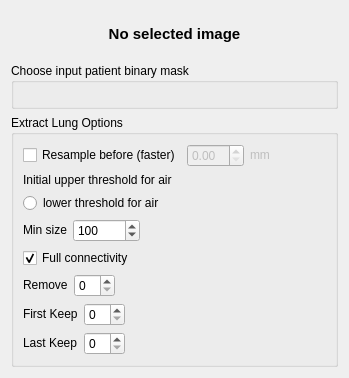
Above: vv/qt_ui/vvToolExtractLung.ui from open-vv/vv before the change. Below: the same form after it.
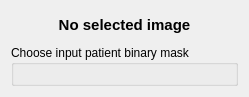
That is the form after the change. Custom widgets are drawn as their Qt base class.

The edit to the form file:
```diff
--- a/vv/qt_ui/vvToolExtractLung.ui
+++ b/vv/qt_ui/vvToolExtractLung.ui
@@ -6,8 +6,8 @@
    <rect>
     <x>0</x>
     <y>0</y>
-    <width>349</width>
-    <height>378</height>
+    <width>249</width>
+    <height>97</height>
    </rect>
   </property>
   <property name="windowTitle">
@@ -46,260 +46,9 @@
      </layout>
     </widget>
    </item>
-   <item>
-    <widget class="QGroupBox" name="mOptionsBox">
-     <property name="title">
-      <string>Extract Lung Options</string>
-     </property>
-     <layout class="QVBoxLayout" name="verticalLayout_2">
-      <item>
-       <layout class="QHBoxLayout" name="horizontalLayout_5">
-        <item>
-         <widget class="QCheckBox" name="mFullConnectivityCheckBox_2">
-          <property name="text">
-           <string>Resample before (faster)</string>
-          </property>
-          <property name="checked">
-           <bool>false</bool>
-          </property>
-          <property name="tristate">
-           <bool>false</bool>
-          </property>
-         </widget>
-        </item>
-        <item>
-         <widget class="QDoubleSpinBox" name="mSamplingSpinBox">
-          <property name="enabled">
-           <bool>false</bool>
-          </property>
-         </widget>
-        </item>
-        <item>
-         <widget class="QLabel" name="dimensionStaticLabel_6">
-          <property name="enabled">
-           <bool>false</bool>
-          </property>
-          <property name="sizePolicy">
-           <sizepolicy hsizetype="Fixed" vsizetype="Fixed">
-            <horstretch>0</horstretch>
-            <verstretch>0</verstretch>
-           </sizepolicy>
-          </property>
-          <property name="text">
-           <string>mm</string>
-          </property>
-         </widget>
-        </item>
-        <item>
-         <spacer name="horizontalSpacer_5">
-          <property name="orientation">
-           <enum>Qt::Horizontal</enum>
-          </property>
-          <property name="sizeHint" stdset="0">
-           <size>
-            <width>40</width>
-            <height>20</height>
-           </size>
-          </property>
-         </spacer>
-        </item>
-       </layout>
-      </item>
-      <item>
-       <layout class="QGridLayout" name="gridLayout_2">
-        <item row="2" column="2">
-         <widget class="vvIntensityValueSlider" name="mThresholdSlider2" native="true">
-          <property name="enabled">
-           <bool>false</bool>
-          </property>
-         </widget>
-        </item>
-        <item row="1" column="1">
-         <widget class="QLabel" name="label_2">
-          <property name="text">
-           <string>Initial upper threshold for air</string>
-          </property>
-         </widget>
-        </item>
-        <item row="1" column="2">
-         <widget class="vvIntensityValueSlider" name="mThresholdSlider1" native="true"/>
-        </item>
-        <item row="2" column="1">
-         <widget class="QRadioButton" name="mRadioButtonLowerThan">
-          <property name="text">
-           <string>lower threshold for air</string>
-          </property>
-          <property name="autoExclusive">
-           <bool>false</bool>
-          </property>
-         </widget>
-        </item>
-       </layout>
-      </item>
-      <item>
-       <layout class="QHBoxLayout" name="horizontalLayout_4">
-        <item>
-         <widget class="QLabel" name="dimensionStaticLabel_2">
-          <property name="sizePolicy">
-           <sizepolicy hsizetype="Fixed" vsizetype="Fixed">
-            <horstretch>0</horstretch>
-            <verstretch>0</verstretch>
-           </sizepolicy>
-          </property>
-          <property name="text">
-           <string>Min size</string>
-          </property>
-         </widget>
-        </item>
-        <item>
-         <widget class="QSpinBox" name="mMinSizeSpinBox">
-          <property name="maximum">
-           <number>999999</number>
-          </property>
-          <property name="value">
-           <number>100</number>
-          </property>
-         </widget>
-        </item>
-        <item>
-         <spacer name="horizontalSpacer">
-          <property name="orientation">
-           <enum>Qt::Horizontal</enum>
-          </property>
-          <property name="sizeHint" stdset="0">
-           <size>
-            <width>40</width>
-            <height>20</height>
-           </size>
-          </property>
-         </spacer>
-        </item>
-       </layout>
-      </item>
-      <item>
-       <widget class="QCheckBox" name="mFullConnectivityCheckBox">
-        <property name="text">
-         <string>Full connectivity</string>
-        </property>
-        <property name="checked">
-         <bool>true</bool>
-        </property>
-        <property name="tristate">
-         <bool>true</bool>
-        </property>
-       </widget>
-      </item>
-      <item>
-       <layout class="QHBoxLayout" name="horizontalLayout_2">
-        <item>
-         <widget class="QLabel" name="dimensionStaticLabel_3">
-          <property name="sizePolicy">
-           <sizepolicy hsizetype="Fixed" vsizetype="Fixed">
-            <horstretch>0</horstretch>
-            <verstretch>0</verstretch>
-           </sizepolicy>
-          </property>
-          <property name="text">
-           <string>Remove</string>
-          </property>
-         </widget>
-        </item>
-        <item>
-         <widget class="QSpinBox" name="mBackgroundValueSpinBox"/>
-        </item>
-        <item>
-         <spacer name="horizontalSpacer_4">
-          <property name="orientation">
-           <enum>Qt::Horizontal</enum>
-          </property>
-          <property name="sizeHint" stdset="0">
-           <size>
-            <width>40</width>
-            <height>20</height>
-           </size>
-          </property>
-         </spacer>
-        </item>
-       </layout>
-      </item>
-      <item>
-       <layout class="QHBoxLayout" name="horizontalLayout_3">
-        <item>
-         <widget class="QLabel" name="dimensionStaticLabel_4">
-          <property name="sizePolicy">
-           <sizepolicy hsizetype="Fixed" vsizetype="Fixed">
-            <horstretch>0</horstretch>
-            <verstretch>0</verstretch>
-           </sizepolicy>
-          </property>
-          <property name="text">
-           <string>First Keep</string>
-          </property>
-         </widget>
-        </item>
-        <item>
-         <widget class="QSpinBox" name="mBackgroundValueSpinBox_2"/>
-        </item>
-        <item>
-         <spacer name="horizontalSpacer_3">
-          <property name="orientation">
-           <enum>Qt::Horizontal</enum>
-          </property>
-          <property name="sizeHint" stdset="0">
-           <size>
-            <width>40</width>
-            <height>20</height>
-           </size>
-          </property>
-         </spacer>
-        </item>
-       </layout>
-      </item>
-      <item>
-       <layout class="QHBoxLayout" name="horizontalLayout">
-        <item>
-         <widget class="QLabel" name="dimensionStaticLabel_5">
-          <property name="sizePolicy">
-           <sizepolicy hsizetype="Fixed" vsizetype="Fixed">
-            <horstretch>0</horstretch>
-            <verstretch>0</verstretch>
-           </sizepolicy>
-          </property>
-          <property name="text">
-           <string>Last Keep</string>
-          </property>
-         </widget>
-        </item>
-        <item>
-         <widget class="QSpinBox" name="mBackgroundValueSpinBox_3"/>
-        </item>
-        <item>
-         <spacer name="horizontalSpacer_2">
-          <property name="orientation">
-           <enum>Qt::Horizontal</enum>
-          </property>
-          <property name="sizeHint" stdset="0">
-           <size>
-            <width>40</width>
-            <height>20</height>
-           </size>
-          </property>
-         </spacer>
-        </item>
-       </layout>
-      </item>
-     </layout>
-    </widget>
-   </item>
   </layout>
  </widget>
  <customwidgets>
-  <customwidget>
-   <class>vvIntensityValueSlider</class>
-   <extends>QWidget</extends>
-   <header>vvIntensityValueSlider.h</header>
-   <container>1</container>
-  </customwidget>
   <customwidget>
    <class>vvLabelImageLoaderWidget</class>
    <extends>QWidget</extends>
```
Left out of the diff: 35 changed lines with no effect on the pictures.
